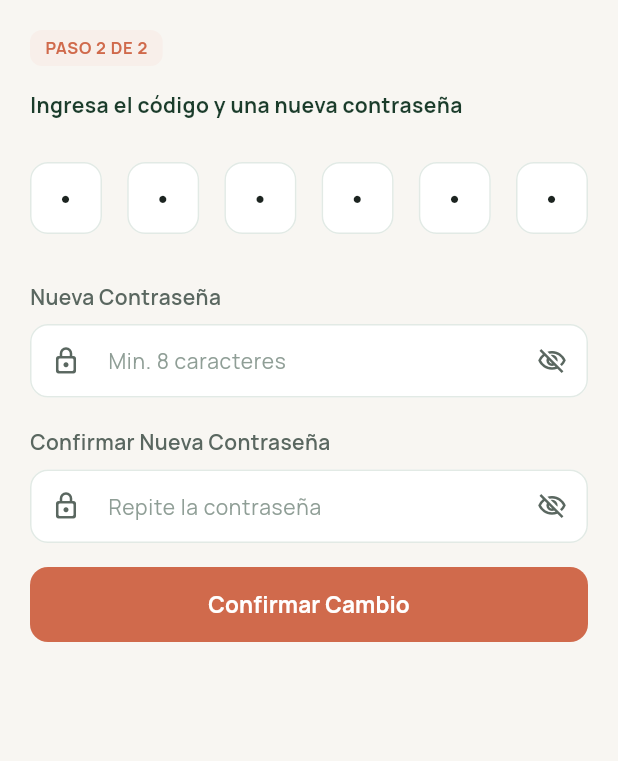
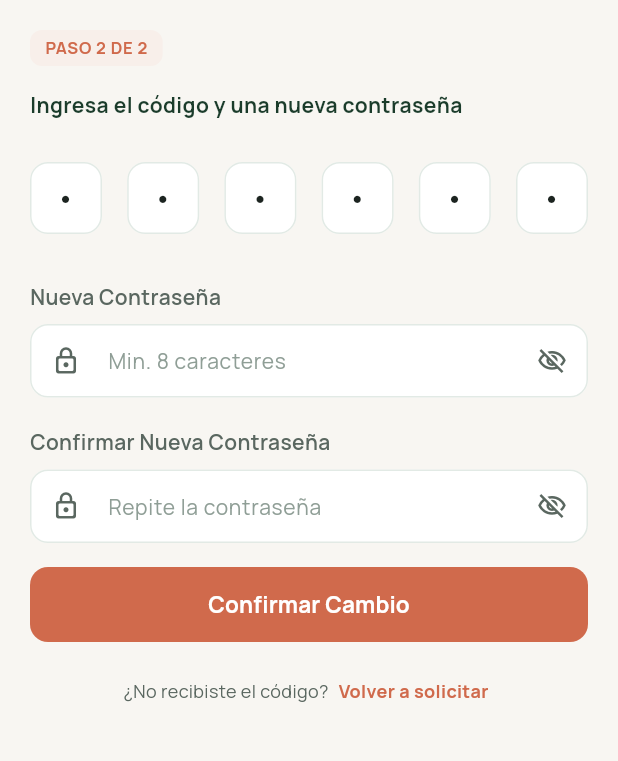
Before and after one commit to serviplantulas-proyecto/serviplantulas, a Flutter app: the VerificarCodigoRecuperacionPage screen opened directly with empty values, on a phone screen of 412 x 824 dp, the part 84-845 px from its top. Run offline on Flutter 3.47's test engine with Material 3 defaults, Android fonts, the phone set to English and light mode, and no system bars; our stand-ins replace google_fonts, shared_preferences; accounts and stored records are empty.

Commit message:
actualizando verificar-codigo

```diff
--- /dev/null
+++ b/serviplantulas_frontend/lib/componentes/recuperar_contrasena/recuperar_resend.dart
@@ -0,0 +1,50 @@
+import 'package:flutter/material.dart';
+
+import '../../styles/app_colors.dart';
+import '../../styles/app_spacing.dart';
+import '../../styles/app_text_styles.dart';
+
+/// Enlace "¿No recibiste el código? Volver a solicitar"
+/// según Figma (recuperar-contrasena-validar codigo).
+class RecuperarResend extends StatelessWidget {
+  final VoidCallback? onResend;
+
+  const RecuperarResend({
+    super.key,
+    required this.onResend,
+  });
+
+  @override
+  Widget build(BuildContext context) {
+    return Center(
+      child: Wrap(
+        alignment: WrapAlignment.center,
+        crossAxisAlignment: WrapCrossAlignment.center,
+        children: [
+          Text(
+            '¿No recibiste el código? ',
+            style: AppTextStyles.bodySmall.copyWith(
+              color: AppColors.textSecondary,
+            ),
+          ),
+          GestureDetector(
+            onTap: onResend,
+            child: Padding(
+              padding: const EdgeInsets.symmetric(
+                horizontal: AppSpacing.extraSmall,
+                vertical: AppSpacing.extraSmall,
+              ),
+              child: Text(
+                'Volver a solicitar',
+                style: AppTextStyles.bodySmall.copyWith(
+                  color: AppColors.accent,
+                  fontWeight: FontWeight.w700,
+                ),
+              ),
+            ),
+          ),
+        ],
+      ),
+    );
+  }
+}
--- a/serviplantulas_frontend/lib/pantallas/verificar_codigo_recuperacion_page.dart
+++ b/serviplantulas_frontend/lib/pantallas/verificar_codigo_recuperacion_page.dart
@@ -4,6 +4,7 @@ import '../componentes/recuperar_contrasena/recuperar_button.dart';
 import '../componentes/recuperar_contrasena/recuperar_code_input.dart';
 import '../componentes/recuperar_contrasena/recuperar_header.dart';
 import '../componentes/recuperar_contrasena/recuperar_password_field.dart';
+import '../componentes/recuperar_contrasena/recuperar_resend.dart';
 import '../services/auth_service.dart';
 import '../styles/app_colors.dart';
 import '../styles/app_text_styles.dart';
@@ -26,6 +27,7 @@ class _VerificarCodigoRecuperacionPageState
 
   String _code = '';
   bool _isLoading = false;
+  bool _isResending = false;
 
   @override
   void dispose() {
@@ -69,6 +71,30 @@ class _VerificarCodigoRecuperacionPageState
       } finally {
         if (mounted) setState(() => _isLoading = false);
       }
+    }
+  }
+
+  /// Reenvía el código de recuperación (mismo endpoint que el paso 1).
+  Future<void> _volverASolicitar() async {
+    if (_isResending || _isLoading) return;
+
+    setState(() => _isResending = true);
+    try {
+      await AuthService.solicitarRecuperacion(email: widget.email);
+      if (!mounted) return;
+      ScaffoldMessenger.of(context).showSnackBar(
+        const SnackBar(
+          content: Text('Te enviamos un nuevo código de recuperación.'),
+          backgroundColor: AppColors.success,
+        ),
+      );
+    } on AuthException catch (error) {
+      if (!mounted) return;
+      ScaffoldMessenger.of(
+        context,
+      ).showSnackBar(SnackBar(content: Text(error.message)));
+    } finally {
+      if (mounted) setState(() => _isResending = false);
     }
   }
 
@@ -159,6 +185,13 @@ class _VerificarCodigoRecuperacionPageState
                   isLoading: _isLoading,
                   onPressed: _submitChange,
                 ),
+                const SizedBox(height: 20),
+                // Figma: "¿No recibiste el código? Volver a solicitar"
+                RecuperarResend(
+                  onResend: _isResending || _isLoading
+                      ? null
+                      : _volverASolicitar,
+                ),
               ],
             ),
           ),
```
